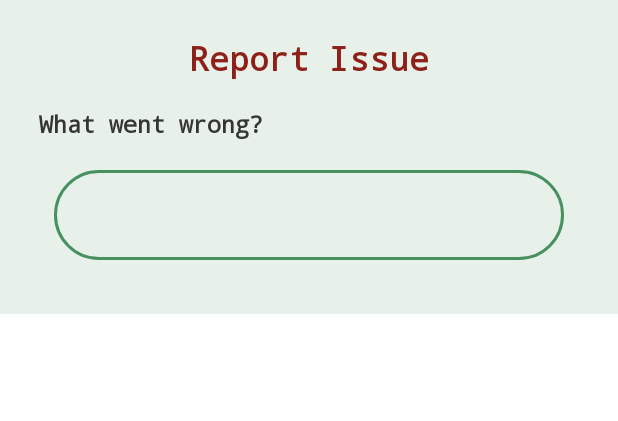
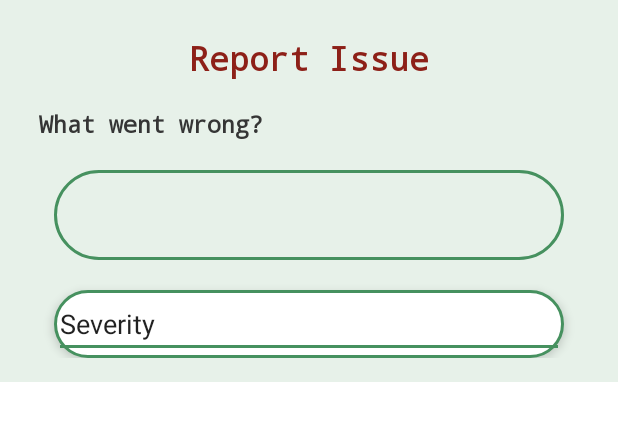
Before and after one commit to salhanyf/Epidaurus_MA, an Android app: the layout dialog_report_issue.xml on its own in the app's theme, with its tools: preview values and no code run, on a phone screen of 412 x 824 dp. Shown: the top 421 px of the screen. Run offline under Robolectric (Android 15) with nearby library versions, the phone set to English and light mode, and no system bars.

```diff
--- a/app/src/main/java/com/team11/epidaurus_ma/IssueEntry.kt
+++ b/app/src/main/java/com/team11/epidaurus_ma/IssueEntry.kt
@@ -7,5 +7,6 @@ data class IssueEntry (
     val nurse_email:String? ="",
     val date_of_issue:String? ="",
     val detail_issue:String? ="",
-    val patient_name:String?=""
+    val patient_name:String?="",
+    val status_issue:String?=""
 )
--- a/app/src/main/java/com/team11/epidaurus_ma/PatientDBResponse.kt
+++ b/app/src/main/java/com/team11/epidaurus_ma/PatientDBResponse.kt
@@ -15,5 +15,6 @@ data class PatientDBResponse(
     val symptoms:String = "",
     val medical_history:String = "",
     val medical_diagnosis:String = "",
-    val room_number:String = ""
+    val room_number:String = "",
+    val status:String=""
 )
--- a/app/src/main/java/com/team11/epidaurus_ma/PatientDetailsActivity.kt
+++ b/app/src/main/java/com/team11/epidaurus_ma/PatientDetailsActivity.kt
@@ -112,6 +112,7 @@ class PatientDetailsActivity : AppCompatActivity(), CoroutineScope {
         val dialogView = LayoutInflater.from(this).inflate(R.layout.dialog_report_issue, null)
         val spinner: Spinner = dialogView.findViewById(R.id.issueEditText)
         val input = dialogView.findViewById<EditText>(R.id.issueContentEditText)
+        val severity = dialogView.findViewById<EditText>(R.id.severityEditText)
 
         setupSpinner(dialogView, spinner, "Select an issue to report") { selected, _ ->
             selectedIssue = selected
@@ -134,7 +135,7 @@ class PatientDetailsActivity : AppCompatActivity(), CoroutineScope {
                 launch{
                     var nurseEmail = supabase.auth.retrieveUserForCurrentSession().email
                     var date = getCurrentDateTimeAsString()
-                    val issueEntry = IssueEntry(nurseEmail, date, selectedIssue, name)
+                    val issueEntry = IssueEntry(nurseEmail, date, selectedIssue, name, severity.text.toString())
                     supabase.from("Reporting").insert(issueEntry)
                 }
             } else if (selectedIssue == "Other" && observationText.isNotBlank()) {
--- a/app/src/main/res/layout/dialog_report_issue.xml
+++ b/app/src/main/res/layout/dialog_report_issue.xml
@@ -48,6 +48,8 @@
         android:drawablePadding="10dp"
         android:spinnerMode="dropdown" />
 
+
+
     <LinearLayout
         android:id="@+id/issueCard"
         android:layout_width="match_parent"
@@ -72,6 +74,14 @@
             android:backgroundTint="@color/white"
             android:autofillHints="" />
 
+        <EditText
+            android:id="@+id/severityEditText"
+            android:layout_width="match_parent"
+            android:layout_height="wrap_content"
+            android:ems="10"
+            android:inputType="text"
+            android:text="Severity" />
+
     </LinearLayout>
 
 </LinearLayout>
```
